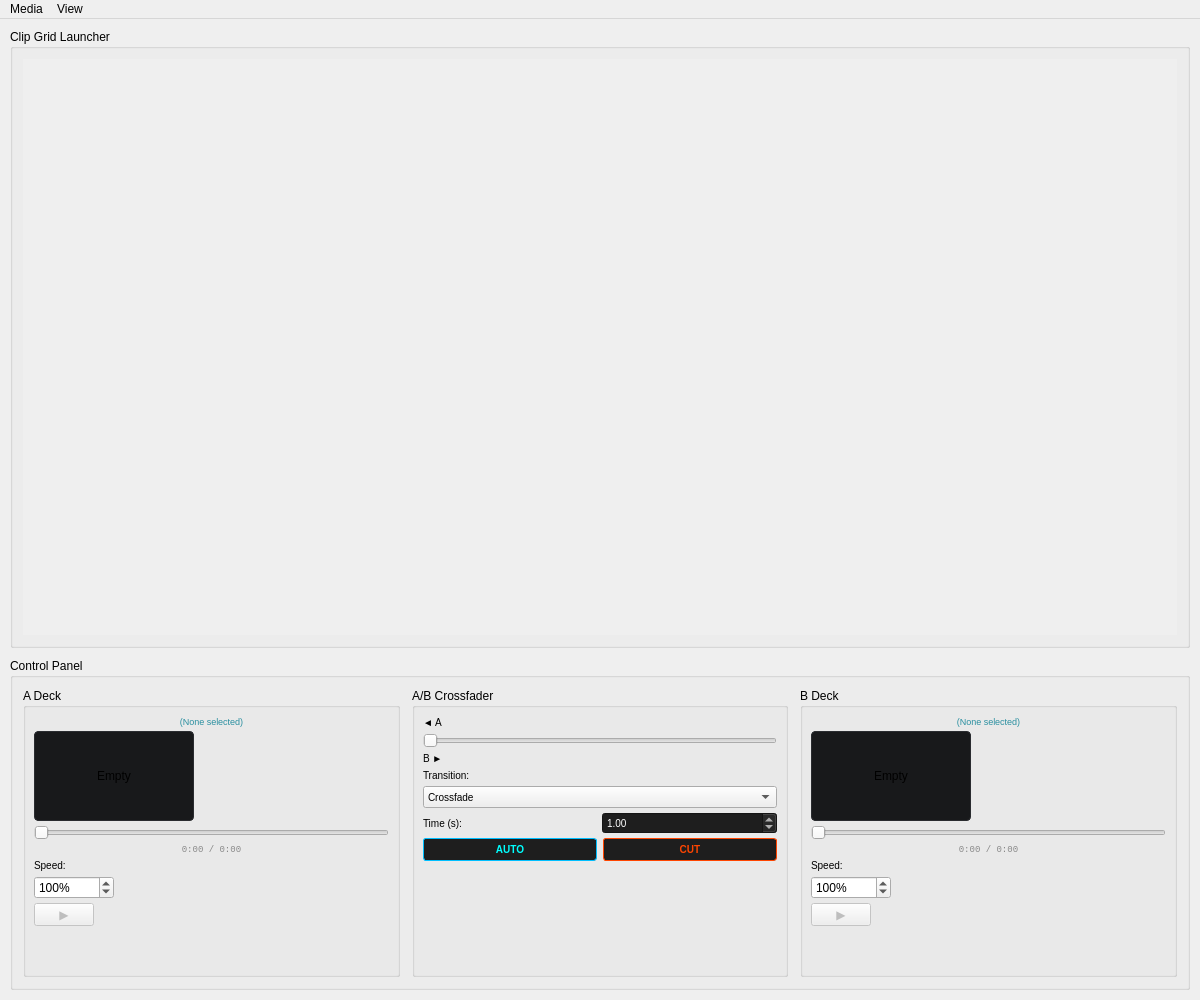
First picture: the form in forms/MainWindow.ui, repository Kalana-Pankaja/Prism, before the edit.
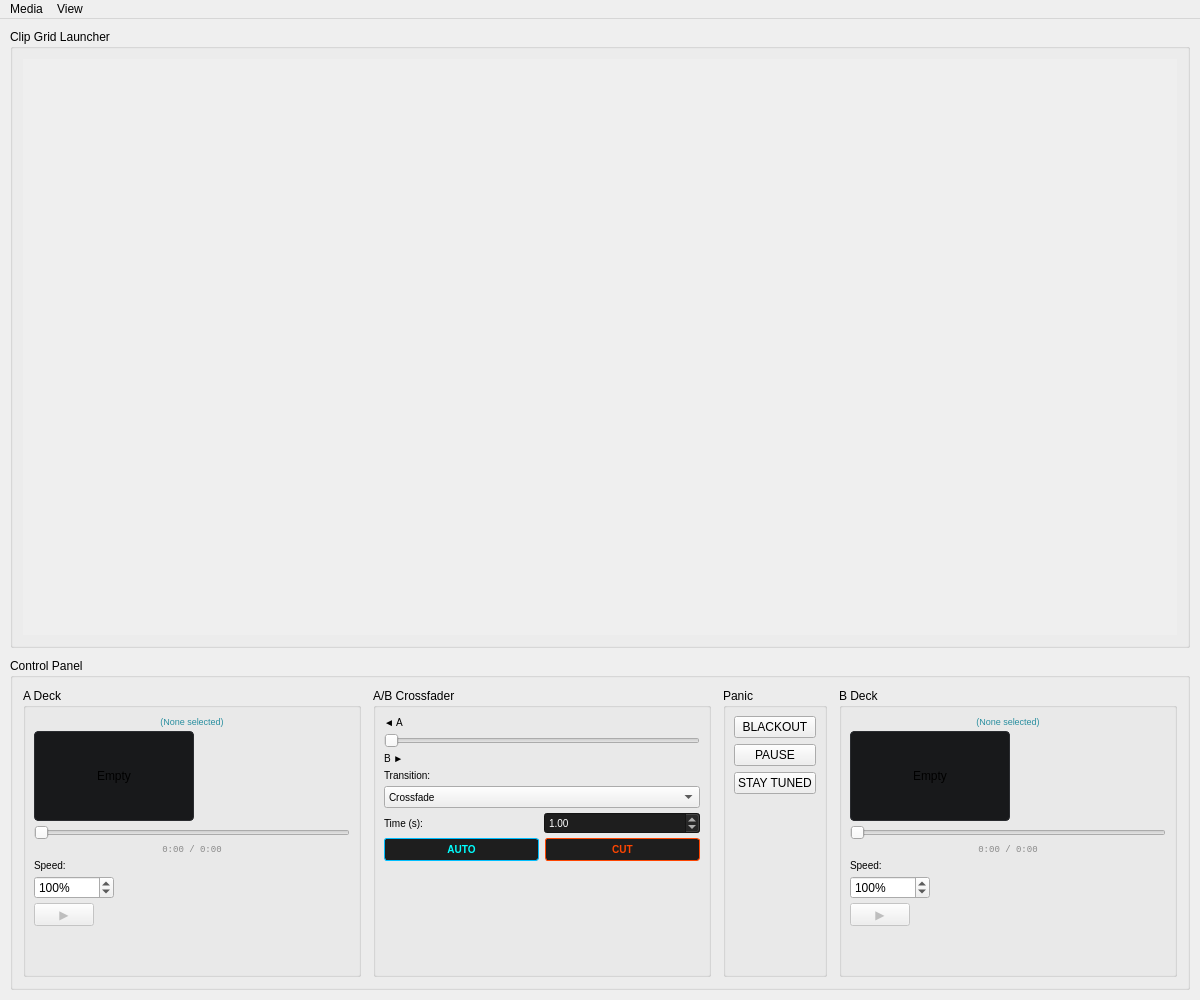
Second picture: the form after the edit.

Commit message: feat: global panic buttons (closes #32)

What changed in the file:
```diff
--- a/forms/MainWindow.ui
+++ b/forms/MainWindow.ui
@@ -525,6 +525,88 @@
          </layout>
         </widget>
        </item>
+       <item>
+        <widget class="QGroupBox" name="panicGroup">
+         <property name="title">
+          <string>Panic</string>
+         </property>
+         <property name="maximumSize">
+          <size>
+           <width>110</width>
+           <height>16777215</height>
+          </size>
+         </property>
+         <layout class="QVBoxLayout" name="panicLayout">
+          <property name="spacing">
+           <number>6</number>
+          </property>
+          <property name="leftMargin">
+           <number>8</number>
+          </property>
+          <property name="topMargin">
+           <number>8</number>
+          </property>
+          <property name="rightMargin">
+           <number>8</number>
+          </property>
+          <property name="bottomMargin">
+           <number>8</number>
+          </property>
+          <item>
+           <widget class="QPushButton" name="panicBlackoutBtn">
+            <property name="toolTip">
+             <string>Cut program output to black</string>
+            </property>
+            <property name="text">
+             <string>BLACKOUT</string>
+            </property>
+            <property name="checkable">
+             <bool>true</bool>
+            </property>
+           </widget>
+          </item>
+          <item>
+           <widget class="QPushButton" name="panicPauseBtn">
+            <property name="toolTip">
+             <string>Freeze the program output on the current frame</string>
+            </property>
+            <property name="text">
+             <string>PAUSE</string>
+            </property>
+            <property name="checkable">
+             <bool>true</bool>
+            </property>
+           </widget>
+          </item>
+          <item>
+           <widget class="QPushButton" name="panicStayTunedBtn">
+            <property name="toolTip">
+             <string>Show a &quot;Stay Tuned&quot; holding screen on program output</string>
+            </property>
+            <property name="text">
+             <string>STAY TUNED</string>
+            </property>
+            <property name="checkable">
+             <bool>true</bool>
+            </property>
+           </widget>
+          </item>
+          <item>
+           <spacer name="panicSpacer">
+            <property name="orientation">
+             <enum>Qt::Vertical</enum>
+            </property>
+            <property name="sizeHint" stdset="0">
+             <size>
+              <width>20</width>
+              <height>40</height>
+             </size>
+            </property>
+           </spacer>
+          </item>
+         </layout>
+        </widget>
+       </item>
        <item>
         <widget class="QGroupBox" name="bDeckGroup">
          <property name="title">
```
The commit also changes 4 other files.
